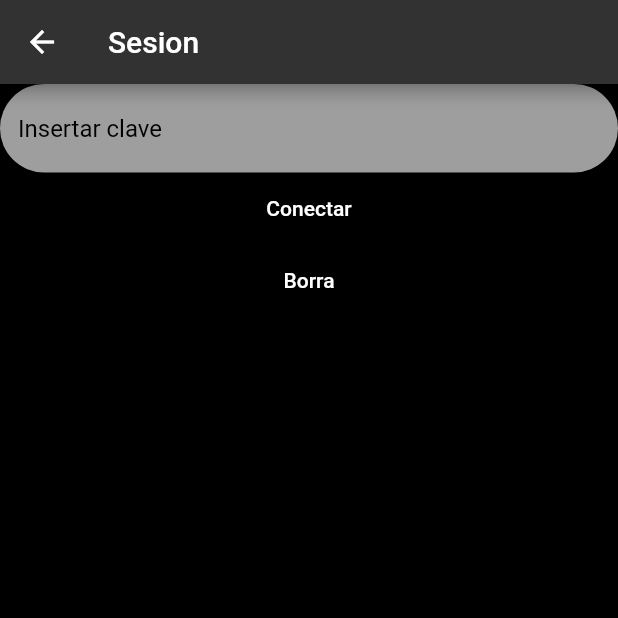
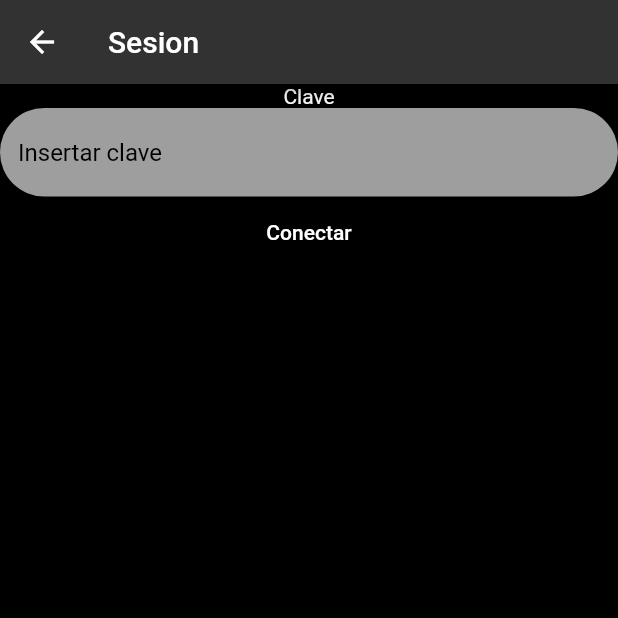
Before and after one commit to alanclerici/P_Final_AppFlutter, a Flutter app: the Login screen opened directly with empty values, on a phone screen of 412 x 824 dp, the top half of it. Run offline on Flutter 3.47's test engine with Material 2 defaults, Android fonts, the phone set to English and light mode, and no system bars; our stand-ins replace flutter_spinbox, sqflite; missing offline and left inert: mqtt_client; accounts and stored records are empty.

Commit message:
mejora en el formulario de login local

```diff
--- a/lib/login.dart
+++ b/lib/login.dart
@@ -39,6 +39,7 @@ class LocalLogin extends StatefulWidget {
 class _LocalLoginState extends State<LocalLogin> {
   late TextEditingController _controller;
   late List<DatoDB> datoDB;
+  late String textoinicial;
 
   @override
   void initState() {
@@ -48,9 +49,25 @@ class _LocalLoginState extends State<LocalLogin> {
 
   @override
   Widget build(BuildContext context) {
-    final String textoinicial = 'Insertar clave';
+    return FutureBuilder(
+        future: Db.instance.getAllItems(),
+        builder: (BuildContext context, AsyncSnapshot<List<DatoDB>> snapshot) {
+          if (snapshot.hasData) {
+            datoDB = snapshot.data!;
+            if (datoDB.isNotEmpty) {
+              textoinicial = datoDB[0].toMap()['clave'];
+            } else {
+              textoinicial = 'Insertar clave';
+            }
+          } else {
+            textoinicial = 'Insertar clave';
+          }
           return Column(
             children: [
+              Text(
+                'Clave',
+                style: TextStyle(color: Colors.white),
+              ),
               TextField(
                 cursorColor: Colors.black,
                 style: const TextStyle(color: Colors.black),
@@ -59,7 +76,7 @@ class _LocalLoginState extends State<LocalLogin> {
                     fillColor: Colors.grey,
                     border: OutlineInputBorder(
                         borderSide: BorderSide.none,
-                  borderRadius: BorderRadius.circular(50)),
+                        borderRadius: BorderRadius.circular(40)),
                     hintText: textoinicial,
                     hintStyle: const TextStyle(color: Colors.black)),
                 controller: _controller,
@@ -79,19 +96,9 @@ class _LocalLoginState extends State<LocalLogin> {
                   style: TextStyle(color: Colors.white),
                 ),
               ),
-        TextButton(
-          onPressed: () {
-            // if (datoDB.isNotEmpty) {
-            Db.instance.delete(1);
-            // }
-          },
-          child: Text(
-            'Borra',
-            style: TextStyle(color: Colors.white),
-          ),
-        ),
             ],
           );
+        });
   }
 }
 
```
Lines whose indentation alone changed are shown as unchanged.
